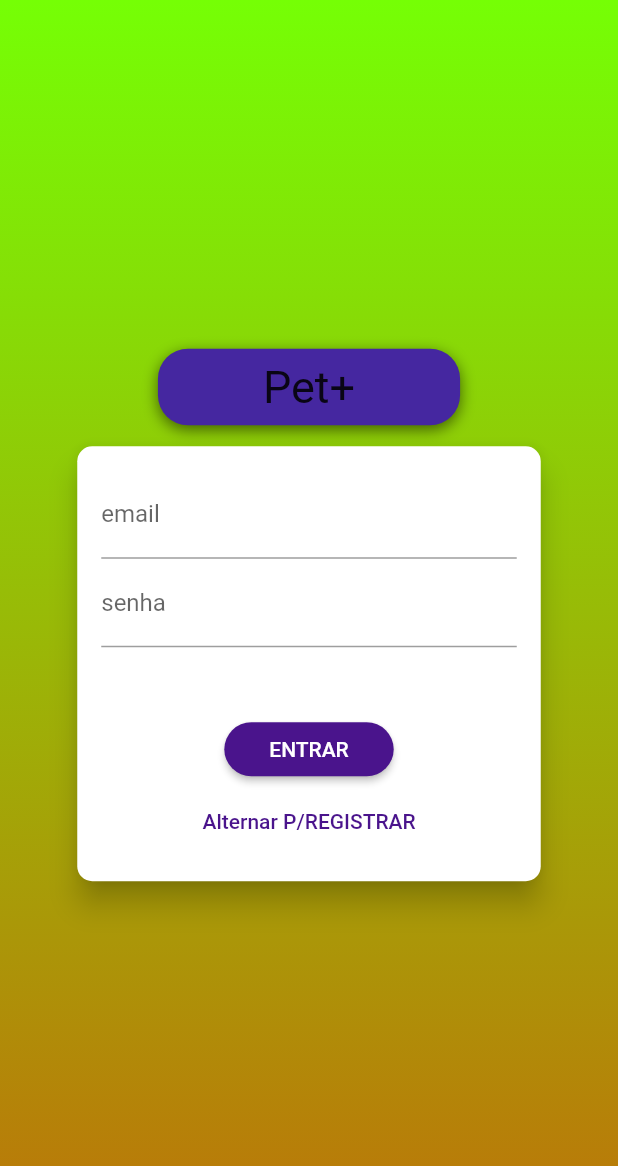
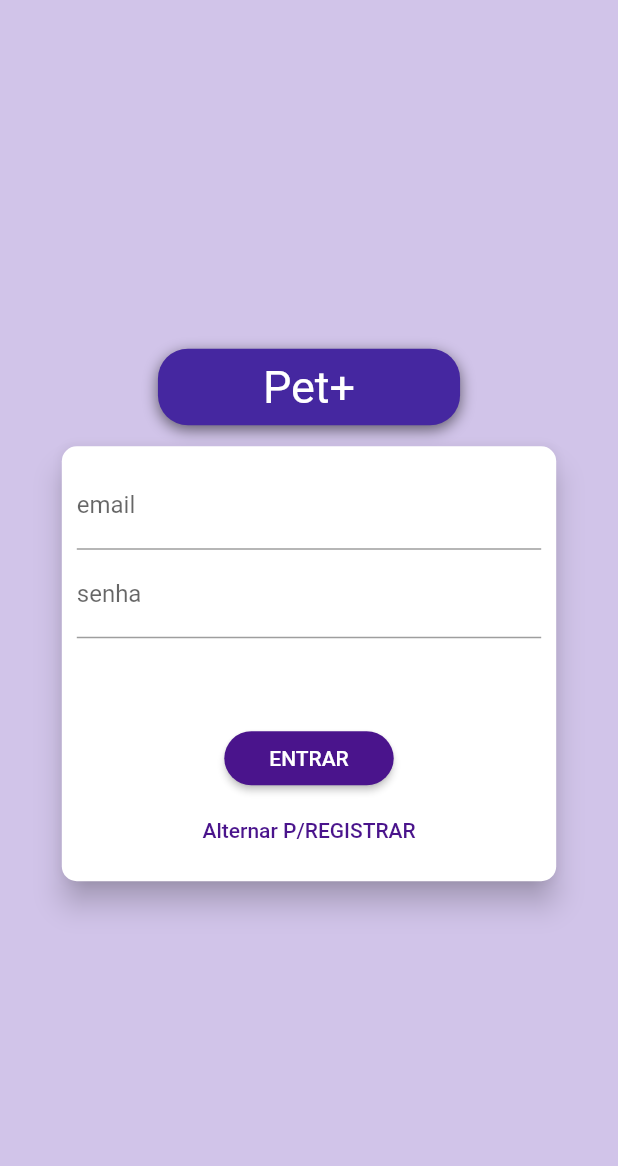
Before and after one commit to souzaantunes/AppPet, a Flutter app: the screen it shows after launch, on a phone screen of 412 x 824 dp. Shown: the top 1166 px of the screen. Run offline on Flutter 3.47's test engine with Material 2 defaults, Android fonts, the phone set to English and light mode, and no system bars; our stand-ins replace mask_text_input_formatter, shared_preferences; missing offline and left inert: shared_preferences_web; Roboto replaces fonts that are missing (Atom).

Commit message:
Melhoria na tela de Login

```diff
--- a/lib/components/ciraçao_login.dart
+++ b/lib/components/ciraçao_login.dart
@@ -1,28 +1,22 @@
 import 'dart:ui';
 
 import 'package:app/screens/login/auth_card.dart';
+import 'package:flutter/cupertino.dart';
 import 'package:flutter/material.dart';
 
 class TelaLogin extends StatelessWidget {
   @override
   Widget build(BuildContext context) {
-    return Center(
-      child: Scaffold(
-        body: Stack(
+    return Scaffold(
+      backgroundColor: Colors.deepPurple[100],
+      body: Container(
+        alignment: Alignment.center,
+        child: ListView(
+          shrinkWrap: true,
+          children: [
+            Stack(
               alignment: AlignmentDirectional.centerEnd,
               children: <Widget>[
-            Container(
-              alignment: AlignmentDirectional.centerEnd,
-              decoration: BoxDecoration(
-                  gradient: LinearGradient(
-                colors: [
-                  Color.fromARGB(255, 117, 255, 05),
-                  Color.fromARGB(255, 188, 117, 09),
-                ],
-                begin: Alignment.topCenter,
-                end: Alignment.bottomCenter,
-              )),
-            ),
                 Container(
                   alignment: Alignment.center,
                   width: double.infinity,
@@ -50,8 +44,7 @@ class TelaLogin extends StatelessWidget {
                         child: Text(
                           'Pet+',
                           style: TextStyle(
-                        color:
-                            Theme.of(context).accentTextTheme.headline6.color,
+                            color: Colors.white,
                             fontSize: 30,
                             fontFamily: 'Atom',
                           ),
@@ -60,7 +53,9 @@ class TelaLogin extends StatelessWidget {
                       AuthCard(),
                     ],
                   ),
-            )
+                ),
+              ],
+            ),
           ],
         ),
       ),
--- a/lib/main.dart
+++ b/lib/main.dart
@@ -21,7 +21,10 @@ class PetShopApp extends StatelessWidget {
         ChangeNotifierProxyProvider<Auth, Transferencias>(
           create: (_) => new Transferencias(null, null, []),
           update: (ctx, auth, previousTransferencia) => new Transferencias(
-              auth.token, auth.userId, previousTransferencia.transferencias),
+            auth.token,
+            auth.userId,
+            previousTransferencia.transferencias,
+          ),
         ),
       ],
       child: MaterialApp(
--- a/lib/providers/transferencias.dart
+++ b/lib/providers/transferencias.dart
@@ -1,14 +1,14 @@
 import 'dart:convert';
 
 import 'package:app/exceptions/http_exception.dart';
-import 'package:app/util/DateUtil.dart';
+
 import 'package:flutter/material.dart';
 import 'package:http/http.dart' as http;
 
 import '../models/transferencia.dart';
 
 class Transferencias with ChangeNotifier {
-  final _baseUrl =
+  final String _baseUrl =
       'https://flutter-elton-default-rtdb.firebaseio.com/transferencias';
   List<Transferencia> _transferencias = [];
 
@@ -25,6 +25,7 @@ class Transferencias with ChangeNotifier {
   Future<void> loadTransferencia() async {
     final response = await http.get("$_baseUrl/$_userId.json?auth=$_token");
     Map<String, dynamic> data = json.decode(response.body);
+    print(json.decode(response.body));
     _transferencias.clear();
     if (data != null) {
       data.forEach((transferenciaID, transferenciaData) {
@@ -59,6 +60,7 @@ class Transferencias with ChangeNotifier {
         'valor': newTransfer.valor,
       }),
     );
+    if(response.statusCode.isNegative){
       _transferencias.add(
         Transferencia(
           id: json.decode(response.body)['name'],
@@ -71,6 +73,9 @@ class Transferencias with ChangeNotifier {
           valor: newTransfer.valor,
         ),
       );
+    } else{
+      print("Erro de banco");
+    }
     notifyListeners();
   }
 
--- a/lib/screens/login/auth_card.dart
+++ b/lib/screens/login/auth_card.dart
@@ -84,17 +84,15 @@ class _AuthCardState extends State<AuthCard> {
   @override
   Widget build(BuildContext context) {
     final deviceSize = MediaQuery.of(context).size;
-    return Center(
-      child: Card(
+    return Card(
       elevation: 8.0,
       shape: RoundedRectangleBorder(
         borderRadius: BorderRadius.circular(10.0),
       ),
       child: Container(
-          // alignment: Alignment.center,
         height: _authMode == AuthMode.Login ? 290 : 371,
-          width: deviceSize.width * 0.75,
-          padding: EdgeInsets.all(16.0),
+        width: deviceSize.width * 0.80,
+        padding: EdgeInsets.all(10.0),
         child: Form(
             key: _form,
             child: Column(
@@ -147,8 +145,7 @@ class _AuthCardState extends State<AuthCard> {
                       borderRadius: BorderRadius.circular(30),
                     ),
                     color: Theme.of(context).primaryColor,
-                      textColor:
-                          Theme.of(context).primaryTextTheme.button.color,
+                    textColor: Theme.of(context).primaryTextTheme.button.color,
                     padding: EdgeInsets.symmetric(
                       horizontal: 30.0,
                       vertical: 8.0,
@@ -167,7 +164,6 @@ class _AuthCardState extends State<AuthCard> {
               ],
             )),
       ),
-      ),
     );
   }
 }
--- a/lib/screens/transferencia/Item.dart
+++ b/lib/screens/transferencia/Item.dart
@@ -32,12 +32,7 @@ class ItemTransferencia extends StatelessWidget {
    Color cor = Colors.green;
       var dataPagamento = _transferencia.dataPagamento;
       var formatData = dataHoje.formatDataDay();
-      if (formatData == dataPagamento) {
-        cor = Colors.redAccent;
-        // Colors.redAccent;
-        }
-      // Colors.green;
-
+      if (formatData == dataPagamento) {cor = Colors.redAccent;}
     return Card(
           child:
         ListTile(
--- a/lib/screens/transferencia/formulario_form.dart
+++ b/lib/screens/transferencia/formulario_form.dart
@@ -1,6 +1,6 @@
 import 'package:app/models/transferencia.dart';
 import 'package:app/providers/transferencias.dart';
-import 'package:app/util/DateUtil.dart';
+
 
 import 'package:flutter/material.dart';
 import 'package:mask_text_input_formatter/mask_text_input_formatter.dart';
--- a/lib/screens/transferencia/lista.dart
+++ b/lib/screens/transferencia/lista.dart
@@ -1,4 +1,4 @@
-import 'package:app/models/transferencia.dart';
+
 import 'package:app/providers/Auth.dart';
 import 'package:app/providers/transferencias.dart';
 import 'package:app/screens/App_routes.dart';
@@ -18,20 +18,20 @@ class ListTransferencia extends StatefulWidget {
 class ListaTransferenciaState extends State<ListTransferencia> {
   bool _isLoading = true;
 
-  Future<void> _refreshTransferencia(BuildContext context) async {
+  Future<void> _refreshTransferencia(BuildContext context){
     return Provider.of<Transferencias>(context, listen: false)
         .loadTransferencia();}
 
   @override
   void initState() {
     super.initState();
-    Provider.of<Transferencias>(context, listen: false)
-        .loadTransferencia()
-        .then((_) {
+    // Provider.of<Transferencias>(context, listen: false)
+        // .loadTransferencia()
+        // .then((_) {
     setState(() {
       _isLoading = false;
     });
-    });
+    // });
   }
 
   @override
```
Also changed, not shown: lib/reuso/reusar.dart (+12 -0 lines), pubspec.lock. Lines whose indentation alone changed are shown as unchanged.
